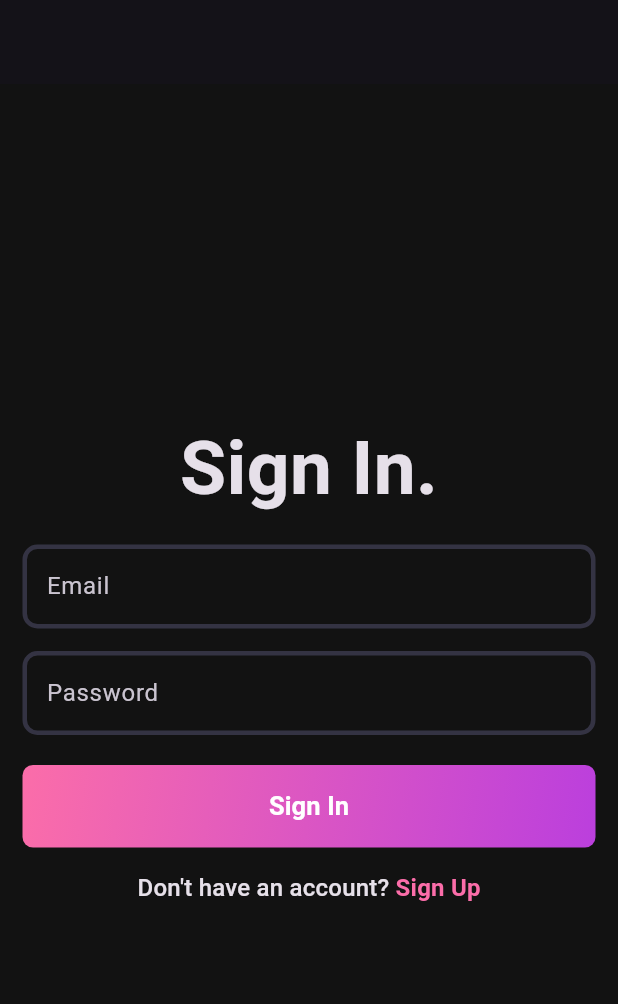
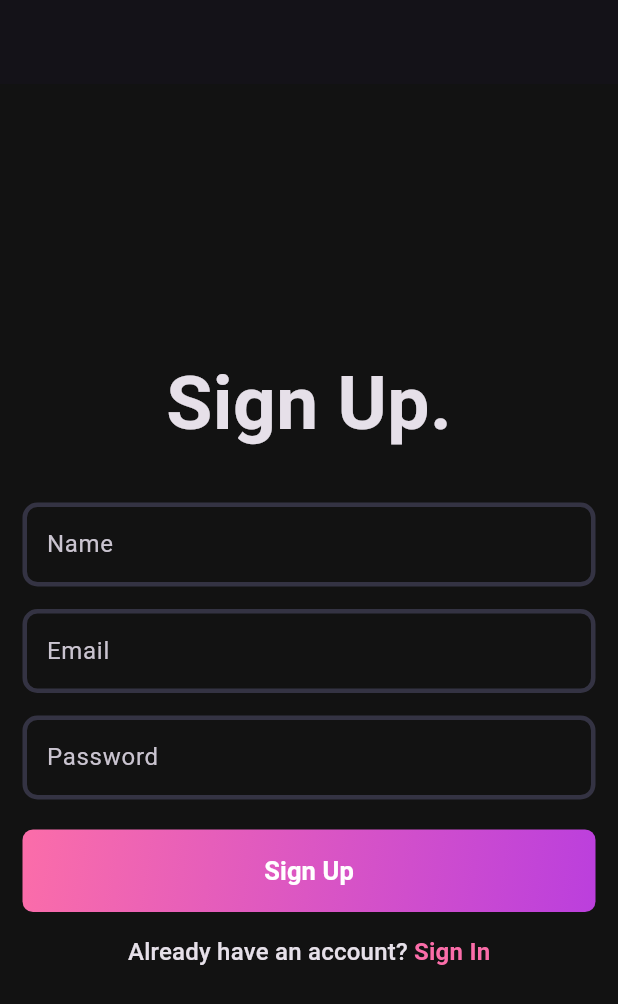
Before and after one commit to rutupawar/flutterClient, a Flutter app: the screen it shows after launch, on a phone screen of 412 x 824 dp. Shown: the top 1004 px of the screen. Run offline on Flutter 3.47's test engine with Material 3 defaults, Android fonts, the phone set to English and light mode, and no system bars; our stand-ins replace firebase_auth, firebase_core; accounts and stored records are empty.

```diff
--- a/lib/features/auth/view/pages/login_page.dart
+++ b/lib/features/auth/view/pages/login_page.dart
@@ -1,20 +1,25 @@
-import 'package:client/core/theme/app_pallete.dart';
-import 'package:client/features/auth/repositories/auth_remote_repository.dart';
-import 'package:client/features/auth/view/widgets/auth_gradient_btn.dart';
-import 'package:client/features/auth/view/widgets/custom_field.dart';
-import 'package:flutter/material.dart';
+import 'package:client/core/theme/app_pallete.dart' as app_pallete;
+import 'package:client/features/auth/repositories/auth_remote_repository.dart'
+    as auth_remote_repository;
+import 'package:client/features/auth/view/pages/signup_page.dart'
+    as signup_page;
+import 'package:client/features/auth/view/widgets/auth_gradient_btn.dart'
+    as auth_gradient_btn;
+import 'package:client/features/auth/view/widgets/custom_field.dart'
+    as custom_field;
+import 'package:flutter/material.dart' as material;
 
-class LoginPage extends StatefulWidget {
+class LoginPage extends material.StatefulWidget {
   const LoginPage({super.key});
 
   @override
-  State<LoginPage> createState() => _LoginPageState();
+  material.State<LoginPage> createState() => _LoginPageState();
 }
 
-class _LoginPageState extends State<LoginPage> {
-  final emailController = TextEditingController();
-  final passwordController = TextEditingController();
-  final formKey = GlobalKey<FormState>();
+class _LoginPageState extends material.State<LoginPage> {
+  final emailController = material.TextEditingController();
+  final passwordController = material.TextEditingController();
+  final formKey = material.GlobalKey<material.FormState>();
 
   @override
   void dispose() {
@@ -24,53 +29,66 @@ class _LoginPageState extends State<LoginPage> {
   }
 
   @override
-  Widget build(BuildContext context) {
-    return Scaffold(
-      appBar: AppBar(),
-      body: Padding(
-        padding: const EdgeInsets.all(15.0),
-        child: Form(
+  material.Widget build(material.BuildContext context) {
+    return material.Scaffold(
+      appBar: material.AppBar(),
+      body: material.Padding(
+        padding: const material.EdgeInsets.all(15.0),
+        child: material.Form(
           key: formKey,
-          child: Column(
-            mainAxisAlignment: MainAxisAlignment.center,
+          child: material.Column(
+            mainAxisAlignment: material.MainAxisAlignment.center,
             children: [
-              const Text(
+              const material.Text(
                 'Sign In.',
-                style: TextStyle(fontSize: 50, fontWeight: FontWeight.bold),
+                style: material.TextStyle(
+                  fontSize: 50,
+                  fontWeight: material.FontWeight.bold,
+                ),
               ),
-              const SizedBox(height: 15),
-              CustomField(hintText: 'Email', controller: emailController),
-              const SizedBox(height: 15),
-              CustomField(
+              const material.SizedBox(height: 15),
+              custom_field.CustomField(
+                hintText: 'Email',
+                controller: emailController,
+              ),
+              const material.SizedBox(height: 15),
+              custom_field.CustomField(
                 hintText: 'Password',
                 controller: passwordController,
                 obscureText: true,
               ),
-              const SizedBox(height: 20),
-              AuthGradientBtn(
+              const material.SizedBox(height: 20),
+              auth_gradient_btn.AuthGradientBtn(
                 buttonText: 'Sign In',
                 onTap: () async {
-                  await AuthRemoteRepository.login(
+                  await auth_remote_repository.AuthRemoteRepository.login(
                     email: emailController.text,
                     password: passwordController.text,
-                    name: 'Test Name',
                   );
                 },
               ),
-              const SizedBox(height: 15),
-              RichText(
-                text: TextSpan(
-                  text: 'Don\'t have an account? ',
-                  style: Theme.of(context).textTheme.titleMedium,
-                  children: const [
-                    TextSpan(
-                      text: 'Sign Up',
-                      style: TextStyle(
-                        color: Pallete.gradient2,
-                        fontWeight: FontWeight.bold,
+              const material.SizedBox(height: 15),
+              material.GestureDetector(
+                onTap: () => material.Navigator.push(
+                  context,
+                  material.MaterialPageRoute(
+                    builder: (context) => const signup_page.SignupPage(),
+                  ),
+                ),
+                child: material.RichText(
+                  text: material.TextSpan(
+                    text: 'Don\'t have an account? ',
+                    style: material.Theme.of(context).textTheme.titleMedium,
+                    children: const [
+                      material.TextSpan(
+                        text: 'Sign Up',
+                        style: material.TextStyle(
+                          color: app_pallete.Pallete.gradient2,
+                          fontWeight: material.FontWeight.bold,
+                        ),
                       ),
-                    ),
-                  ],
+                    ],
+                  ),
                 ),
               ),
             ],
--- a/lib/features/auth/view/pages/signup_page.dart
+++ b/lib/features/auth/view/pages/signup_page.dart
@@ -1,20 +1,27 @@
-import 'package:client/core/theme/app_pallete.dart';
-import 'package:client/features/auth/view/widgets/auth_gradient_btn.dart';
-import 'package:client/features/auth/view/widgets/custom_field.dart';
-import 'package:flutter/material.dart';
+import 'package:client/core/theme/app_pallete.dart' as app_pallete;
+import 'package:client/features/auth/view/pages/login_page.dart'
+    as auth_login_page;
+import 'package:client/features/auth/view/widgets/auth_gradient_btn.dart'
+    as auth_gradient_btn;
+import 'package:client/features/auth/view/widgets/custom_field.dart'
+    as custom_field;
+import 'package:flutter/material.dart' as material;
+import 'package:client/features/auth/repositories/auth_remote_repository.dart'
+    as auth_remote_repository;
+import 'package:flutter/widgets.dart' as widgets;
 
-class SignupPage extends StatefulWidget {
+class SignupPage extends material.StatefulWidget {
   const SignupPage({super.key});
 
   @override
-  State<SignupPage> createState() => _SignupPageState();
+  material.State<SignupPage> createState() => _SignupPageState();
 }
 
-class _SignupPageState extends State<SignupPage> {
-  final nameController = TextEditingController();
-  final emailController = TextEditingController();
-  final passwordController = TextEditingController();
-  final formKey = GlobalKey<FormState>();
+class _SignupPageState extends material.State<SignupPage> {
+  final nameController = material.TextEditingController();
+  final emailController = material.TextEditingController();
+  final passwordController = material.TextEditingController();
+  final formKey = material.GlobalKey<material.FormState>();
 
   @override
   void dispose() {
@@ -25,46 +32,72 @@ class _SignupPageState extends State<SignupPage> {
   }
 
   @override
-  Widget build(BuildContext context) {
-    return Scaffold(
-      appBar: AppBar(),
-      body: Padding(
-        padding: const EdgeInsets.all(15.0),
-        child: Form(
+  material.Widget build(material.BuildContext context) {
+    return material.Scaffold(
+      appBar: material.AppBar(),
+      body: material.Padding(
+        padding: const material.EdgeInsets.all(15.0),
+        child: material.Form(
           key: formKey,
-          child: Column(
-            mainAxisAlignment: MainAxisAlignment.center,
+          child: material.Column(
+            mainAxisAlignment: material.MainAxisAlignment.center,
             children: [
-              const Text(
+              const material.Text(
                 'Sign Up.',
-                style: TextStyle(fontSize: 50, fontWeight: FontWeight.bold),
+                style: material.TextStyle(
+                  fontSize: 50,
+                  fontWeight: material.FontWeight.bold,
+                ),
               ),
-              const SizedBox(height: 30),
-              CustomField(hintText: 'Name', controller: nameController),
-              const SizedBox(height: 15),
-              CustomField(hintText: 'Email', controller: emailController),
-              const SizedBox(height: 15),
-              CustomField(
+              const material.SizedBox(height: 30),
+              custom_field.CustomField(
+                hintText: 'Name',
+                controller: nameController,
+              ),
+              const material.SizedBox(height: 15),
+              custom_field.CustomField(
+                hintText: 'Email',
+                controller: emailController,
+              ),
+              const material.SizedBox(height: 15),
+              custom_field.CustomField(
                 hintText: 'Password',
                 controller: passwordController,
                 obscureText: true,
               ),
-              const SizedBox(height: 20),
-              AuthGradientBtn(buttonText: 'Sign Up', onTap: () {}),
-              const SizedBox(height: 15),
-              RichText(
-                text: TextSpan(
-                  text: 'Already have an account? ',
-                  style: Theme.of(context).textTheme.titleMedium,
-                  children: const [
-                    TextSpan(
-                      text: 'Sign In',
-                      style: TextStyle(
-                        color: Pallete.gradient2,
-                        fontWeight: FontWeight.bold,
+              const material.SizedBox(height: 20),
+              auth_gradient_btn.AuthGradientBtn(
+                buttonText: 'Sign Up',
+                onTap: () async {
+                  await auth_remote_repository.AuthRemoteRepository.signup(
+                    email: emailController.text,
+                    password: passwordController.text,
+                    name: nameController.text,
+                  );
+                },
+              ),
+              const material.SizedBox(height: 15),
+              material.GestureDetector(
+                onTap: () => widgets.Navigator.push(
+                  context,
+                  material.MaterialPageRoute(
+                    builder: (context) => const auth_login_page.LoginPage(),
+                  ),
+                ),
+                child: material.RichText(
+                  text: material.TextSpan(
+                    text: 'Already have an account? ',
+                    style: material.Theme.of(context).textTheme.titleMedium,
+                    children: [
+                      material.TextSpan(
+                        text: 'Sign In',
+                        style: material.TextStyle(
+                          color: app_pallete.Pallete.gradient2,
+                          fontWeight: material.FontWeight.bold,
+                        ),
                       ),
-                    ),
-                  ],
+                    ],
+                  ),
                 ),
               ),
             ],
--- a/lib/main.dart
+++ b/lib/main.dart
@@ -22,7 +22,7 @@ class MyApp extends material.StatelessWidget {
     return material.MaterialApp(
       title: 'Flutter Demo',
       theme: AppTheme.darkThemeMode,
-      home: const LoginPage(),
+      home: const SignupPage(),
     );
   }
 }
```
Also changed, not shown: lib/features/auth/repositories/auth_remote_repository.dart (+24 -5 lines).
